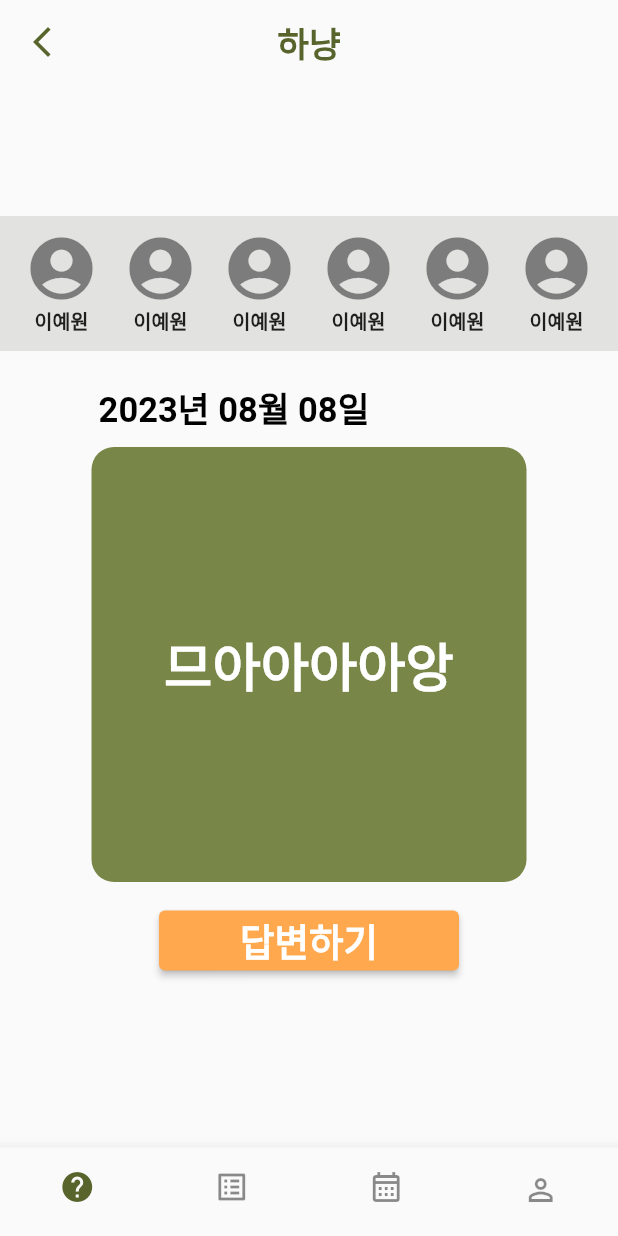
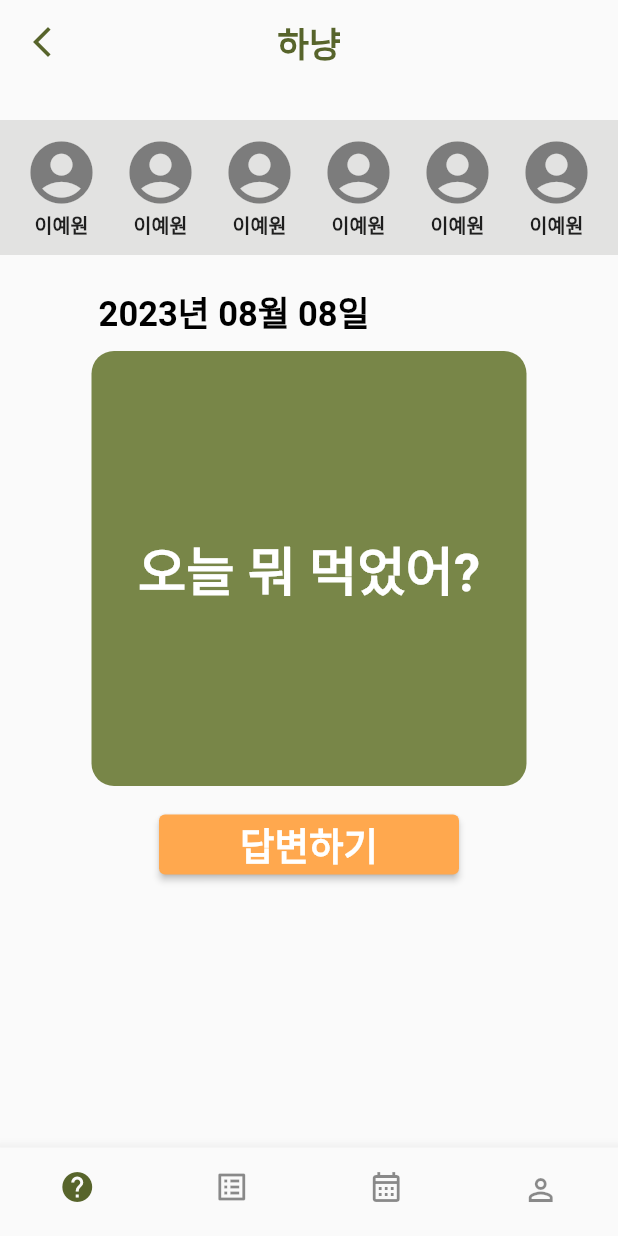
Before and after one commit to cej3827/ummmm, a Flutter app: the screen it shows after launch, on a phone screen of 412 x 824 dp. Run offline on Flutter 3.47's test engine with Material 2 defaults, Android fonts, the phone set to English and light mode, and no system bars; our stand-ins replace table_calendar, timer_builder; Roboto replaces fonts that are missing (cafe).

Commit message:
[front] 사이즈 수정

```diff
--- a/newflutter/lib/question.dart
+++ b/newflutter/lib/question.dart
@@ -67,11 +67,17 @@ class _MyAlertDialogState extends State<MyAlertDialog> {
 class question extends StatelessWidget {
   question({Key? key}) : super(key: key);
 
+
   @override
   Widget build(BuildContext context) {
+    final sizeX = MediaQuery.of(context).size.width;
+    final sizeY = MediaQuery.of(context).size.height;
+
     return Center(
       child: Container(
-        padding: EdgeInsets.fromLTRB(0, 30, 0, 30), // 상하좌우 여백주기
+        width: sizeX,
+        height: sizeY,
+        padding: EdgeInsets.fromLTRB(0, 50, 0, 30), // 상하좌우 여백주기
         child: SingleChildScrollView(
           child: Column(
             mainAxisAlignment: MainAxisAlignment.center,
@@ -125,13 +131,15 @@ class question extends StatelessWidget {
                 ),
               ),
               SizedBox(height: 20,),//여백
-              Container(margin: EdgeInsets.fromLTRB(0, 0, 100, 0),
+              Container(
+                margin: EdgeInsets.fromLTRB(0, 0, 100, 0),
                 child: Text('$formattedDate', style: TextStyle(color: Colors.black, fontSize: 23, fontWeight: FontWeight.bold,),
                 ),//날짜 변경 해야함
               ),
 
               SizedBox(height: 10,), //여백
               Container(
+
                 decoration: BoxDecoration(
                   color: Color(0xFF788648),
                   borderRadius: BorderRadius.circular(15)
@@ -139,7 +147,7 @@ class question extends StatelessWidget {
                 width: 290,
                 height: 290,
                 child: Center(
-                  child : Text("므아아아아앙",style: TextStyle(color: Colors.white,fontWeight: FontWeight.bold, fontSize: 35),),
+                  child : Text("오늘 뭐 먹었어?",style: TextStyle(color: Colors.white,fontWeight: FontWeight.bold, fontSize: 35),),
                 ),
               ),
               SizedBox(
```
Also changed, not shown: newflutter/lib/main.dart (+1 -48 lines), newflutter/lib/mypage.dart (+5 -11 lines), newflutter/lib/questionlist.dart (+5 -10 lines), 1 other file.
